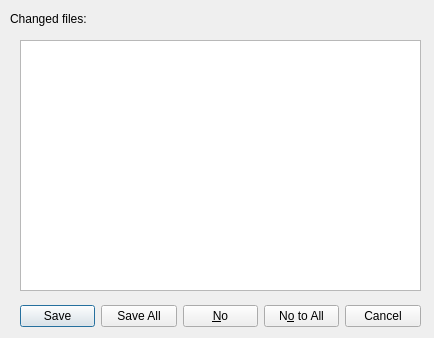
Above: IDE/GUI/dialogs/savedlg/savedlg.ui from AbyssAbbeba/MDS-picoblaze-AVR-ide before the change. Below: the same form after it.
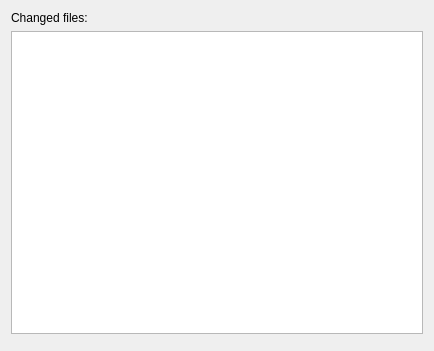
That is the form after the change.

Patch:
```diff
--- a/IDE/GUI/dialogs/savedlg/savedlg.ui
+++ b/IDE/GUI/dialogs/savedlg/savedlg.ui
@@ -7,54 +7,37 @@
     <x>0</x>
     <y>0</y>
     <width>434</width>
-    <height>338</height>
+    <height>351</height>
    </rect>
   </property>
   <property name="windowTitle">
    <string>Save files</string>
   </property>
+  <layout class="QVBoxLayout" name="verticalLayout">
+   <item>
+    <widget class="QLabel" name="label">
+     <property name="text">
+      <string>Changed files:</string>
+     </property>
+    </widget>
+   </item>
+   <item>
+    <widget class="QListWidget" name="lstFiles"/>
+   </item>
+   <item>
   <widget class="QDialogButtonBox" name="buttonBox">
-   <property name="geometry">
-    <rect>
-     <x>20</x>
-     <y>300</y>
-     <width>401</width>
-     <height>32</height>
-    </rect>
-   </property>
    <property name="orientation">
     <enum>Qt::Horizontal</enum>
    </property>
    <property name="standardButtons">
-    <set>QDialogButtonBox::Cancel|QDialogButtonBox::No|QDialogButtonBox::NoToAll|QDialogButtonBox::Save|QDialogButtonBox::SaveAll</set>
+      <set>QDialogButtonBox::NoButton</set>
    </property>
    <property name="centerButtons">
     <bool>false</bool>
    </property>
   </widget>
-  <widget class="QLabel" name="label">
-   <property name="geometry">
-    <rect>
-     <x>10</x>
-     <y>10</y>
-     <width>101</width>
-     <height>17</height>
-    </rect>
-   </property>
-   <property name="text">
-    <string>Changed files:</string>
-   </property>
-  </widget>
-  <widget class="QListWidget" name="lstFiles">
-   <property name="geometry">
-    <rect>
-     <x>20</x>
-     <y>40</y>
-     <width>401</width>
-     <height>251</height>
-    </rect>
-   </property>
-  </widget>
+   </item>
+  </layout>
  </widget>
  <resources/>
  <connections>
```
Lines whose indentation alone changed are shown as unchanged.
